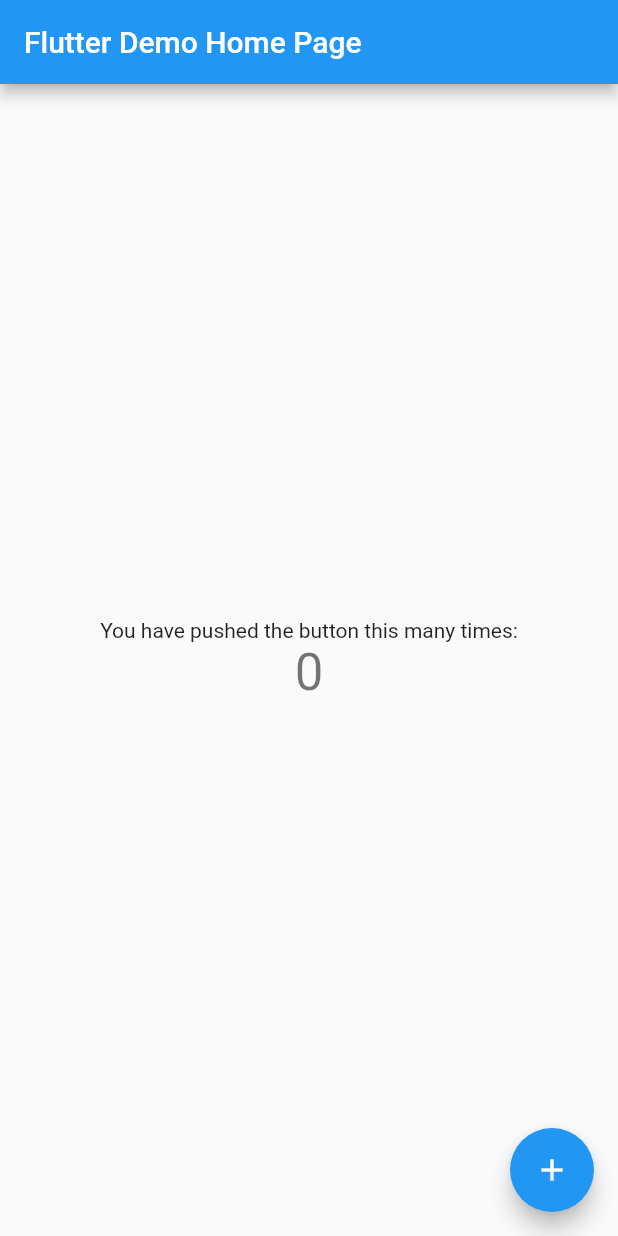
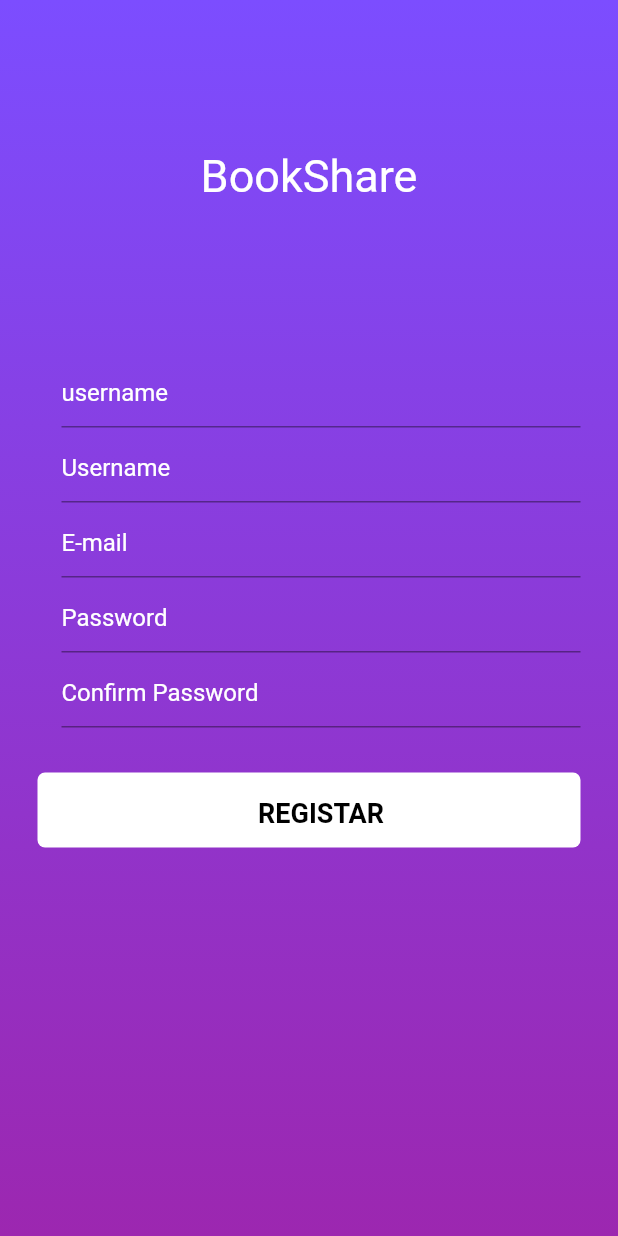
Before and after one commit to MarcioQuimbundo/bookshare, a Flutter app: the screen it shows after launch, on a phone screen of 412 x 824 dp. Run offline on Flutter 3.47's test engine with Material 2 defaults, Android fonts, the phone set to English and light mode, and no system bars.

Commit message:
registeer page

```diff
--- a/lib/main.dart
+++ b/lib/main.dart
@@ -1,3 +1,4 @@
+import 'package:bookshare/ui/register/reigister_page.dart';
 import 'package:flutter/material.dart';
 
 void main() => runApp(MyApp());
@@ -20,7 +21,7 @@ class MyApp extends StatelessWidget {
         // is not restarted.
         primarySwatch: Colors.blue,
       ),
-      home: MyHomePage(title: 'Flutter Demo Home Page'),
+      home: RegisterPage(),
     );
   }
 }
--- a/lib/ui/register/reigister_page.dart
+++ b/lib/ui/register/reigister_page.dart
@@ -0,0 +1,175 @@
+import 'package:flutter/material.dart';
+
+class RegisterPage extends StatefulWidget {
+  const RegisterPage({Key key}) : super(key: key);
+
+  static const LinearGradient GRBOOKSHARE = LinearGradient(
+    begin: Alignment.topCenter,
+    end: Alignment.bottomCenter,
+    // Add one stop for each color. Stops should increase from 0 to 1
+    //stops: [0.3, 0.3, 0.3, 0.3, 0.3, 0.3, 0.3, 0.3],
+    stops: null,
+    colors: [
+      // Colors are easy thanks to Flutter's Colors class.
+
+      Colors.deepPurpleAccent,
+      Colors.purple,
+    ],
+  );
+
+  @override
+  _RegisterPageState createState() => _RegisterPageState();
+}
+
+class _RegisterPageState extends State<RegisterPage> {
+  @override
+  Widget build(BuildContext context) {
+    final size = MediaQuery.of(context).size;
+    return Scaffold(
+      body: Container(
+        decoration: BoxDecoration(
+          gradient: RegisterPage.GRBOOKSHARE,
+        ),
+        child: Column(
+          crossAxisAlignment: CrossAxisAlignment.center,
+          children: <Widget>[
+            SizedBox(
+              height: 100,
+            ),
+            Text(
+              "BookShare",
+              style: TextStyle(color: Colors.white, fontSize: 30),
+            ),
+            SizedBox(
+              height: 100,
+            ),
+            Form(
+              child: Column(
+                children: <Widget>[
+                  Container(
+                    height: 50,
+                    width: size.width,
+                    margin: const EdgeInsets.symmetric(horizontal: 25),
+                    padding: const EdgeInsets.only(left: 16, top: 4),
+                    decoration: BoxDecoration(
+                        color: Colors.transparent,
+                        borderRadius: BorderRadius.circular(30)),
+                    child: TextField(
+                      style: TextStyle(color: Colors.white, fontSize: 18),
+                      decoration: InputDecoration(
+                        hasFloatingPlaceholder: true,
+                        labelText: "username",
+                        labelStyle:
+                            TextStyle(color: Colors.white, fontSize: 16),
+                        hintStyle: TextStyle(color: Colors.white, fontSize: 16),
+                      ),
+                    ),
+                  ),
+                  Container(
+                    height: 50,
+                    width: size.width,
+                    margin: const EdgeInsets.symmetric(horizontal: 25),
+                    padding: const EdgeInsets.only(left: 16, top: 4),
+                    decoration: BoxDecoration(
+                        color: Colors.transparent,
+                        borderRadius: BorderRadius.circular(30)),
+                    child: TextField(
+                      style: TextStyle(color: Colors.white, fontSize: 18),
+                      decoration: InputDecoration(
+                        hasFloatingPlaceholder: true,
+                        labelText: "Username",
+                        labelStyle:
+                            TextStyle(color: Colors.white, fontSize: 16),
+                        hintStyle: TextStyle(color: Colors.white, fontSize: 16),
+                      ),
+                    ),
+                  ),
+                  Container(
+                    height: 50,
+                    width: size.width,
+                    margin: const EdgeInsets.symmetric(horizontal: 25),
+                    padding: const EdgeInsets.only(left: 16, top: 4),
+                    decoration: BoxDecoration(
+                        color: Colors.transparent,
+                        borderRadius: BorderRadius.circular(30)),
+                    child: TextField(
+                      style: TextStyle(color: Colors.white, fontSize: 18),
+                      decoration: InputDecoration(
+                        hasFloatingPlaceholder: true,
+                        labelText: "E-mail",
+                        labelStyle:
+                            TextStyle(color: Colors.white, fontSize: 16),
+                        hintStyle: TextStyle(color: Colors.white, fontSize: 16),
+                      ),
+                    ),
+                  ),
+                  Container(
+                    height: 50,
+                    width: size.width,
+                    margin: const EdgeInsets.symmetric(horizontal: 25),
+                    padding: const EdgeInsets.only(left: 16, top: 4),
+                    decoration: BoxDecoration(
+                        color: Colors.transparent,
+                        borderRadius: BorderRadius.circular(30)),
+                    child: TextField(
+                      style: TextStyle(color: Colors.white, fontSize: 18),
+                      decoration: InputDecoration(
+                        hasFloatingPlaceholder: true,
+                        labelText: "Password",
+                        labelStyle:
+                            TextStyle(color: Colors.white, fontSize: 16),
+                        hintStyle: TextStyle(color: Colors.white, fontSize: 16),
+                      ),
+                    ),
+                  ),
+                  Container(
+                    height: 50,
+                    width: size.width,
+                    margin: const EdgeInsets.symmetric(horizontal: 25),
+                    padding: const EdgeInsets.only(left: 16, top: 4),
+                    decoration: BoxDecoration(
+                        color: Colors.transparent,
+                        borderRadius: BorderRadius.circular(30)),
+                    child: TextField(
+                      style: TextStyle(color: Colors.white, fontSize: 18),
+                      decoration: InputDecoration(
+                        hasFloatingPlaceholder: true,
+                        labelText: "Confirm Password",
+                        labelStyle:
+                            TextStyle(color: Colors.white, fontSize: 16),
+                        hintStyle: TextStyle(color: Colors.white, fontSize: 16),
+                      ),
+                    ),
+                  ),
+                  SizedBox(
+                    height: 30,
+                  ),
+                  Container(
+                    height: 50,
+                    width: size.width,
+                    margin: const EdgeInsets.symmetric(horizontal: 25),
+                    padding: const EdgeInsets.only(left: 16, top: 4),
+                    decoration: BoxDecoration(
+                      color: Colors.white,
+                      borderRadius: BorderRadius.circular(5),
+                    ),
+                    child: Center(
+                      child: Text(
+                        'Registar'.toUpperCase(),
+                        style: TextStyle(
+                          color: Colors.black,
+                          fontSize: 18,
+                          fontWeight: FontWeight.bold,
+                        ),
+                      ),
+                    ),
+                  ),
+                ],
+              ),
+            ),
+          ],
+        ),
+      ),
+    );
+  }
+}
```
